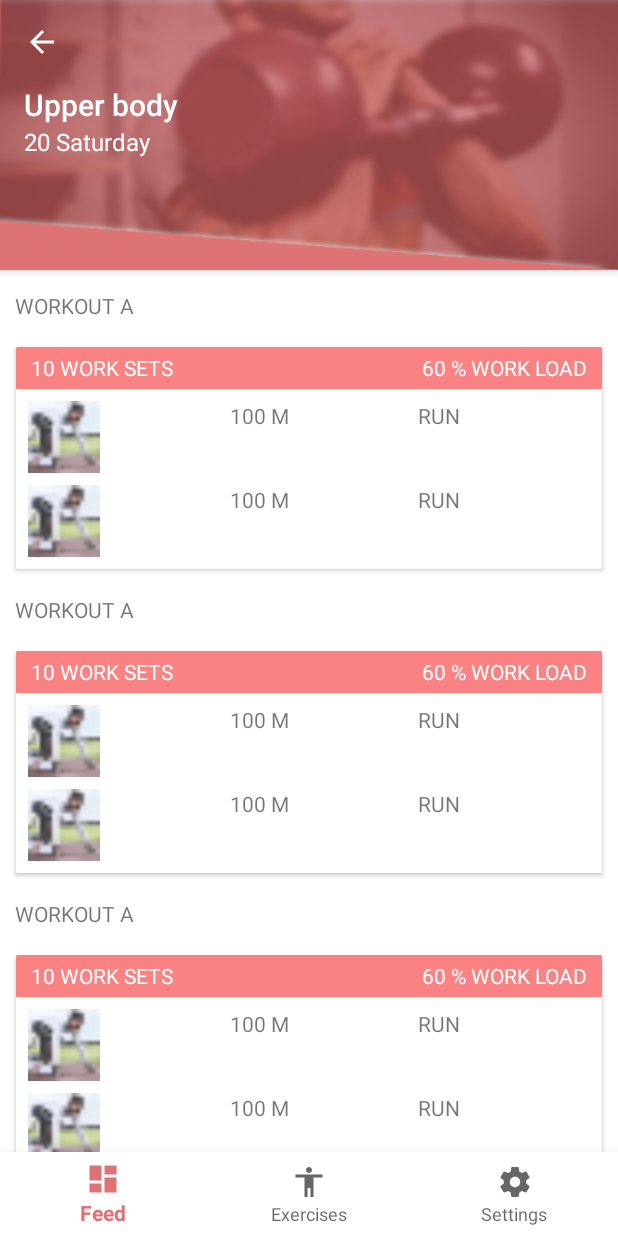
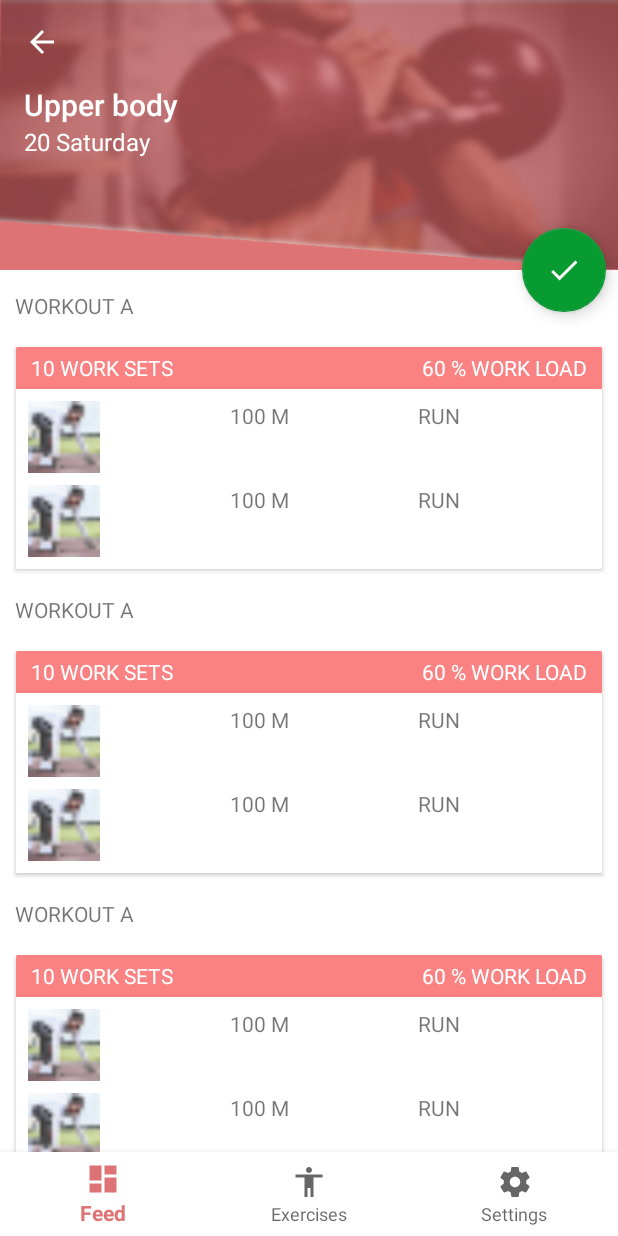
Before and after one commit to Virtual-Athlete/MyFitness, an Android app: the fragment WorkoutDetailFragment placed in its activity, on a phone screen of 412 x 824 dp. Run offline under Robolectric (Android 15) with nearby library versions, the phone set to English and light mode, and no system bars; our stand-ins replace Dagger/Hilt's generated code; 1 statement that could not run was skipped.

Commit message:
WIP collapsing header

```diff
--- /dev/null
+++ b/app/src/main/res/drawable/ic_check_black_24dp.xml
@@ -0,0 +1,9 @@
+<vector xmlns:android="http://schemas.android.com/apk/res/android"
+        android:width="24dp"
+        android:height="24dp"
+        android:viewportWidth="24.0"
+        android:viewportHeight="24.0">
+    <path
+        android:fillColor="#FFF"
+        android:pathData="M9,16.17L4.83,12l-1.42,1.41L9,19 21,7l-1.41,-1.41z"/>
+</vector>
--- a/app/src/main/res/layout/fragment_detail_workout.xml
+++ b/app/src/main/res/layout/fragment_detail_workout.xml
@@ -8,16 +8,28 @@
 
     <android.support.constraint.ConstraintLayout
         android:layout_width="match_parent"
-        android:layout_height="match_parent">
+        android:layout_height="match_parent"
+        android:fitsSystemWindows="true">
 
         <android.support.design.widget.AppBarLayout
             android:id="@+id/app_bar_layout"
-            android:layout_width="match_parent"
+            android:layout_width="0dp"
             android:layout_height="wrap_content"
             app:layout_constraintTop_toTopOf="parent"
             app:layout_constraintBottom_toTopOf="@+id/list_workout_sets_recycler_view"
             app:layout_constraintLeft_toLeftOf="parent"
-            app:layout_constraintRight_toRightOf="parent">
+            app:layout_constraintRight_toRightOf="parent"
+            android:fitsSystemWindows="true">
+
+            <android.support.design.widget.CollapsingToolbarLayout
+                android:id="@+id/collapsing_toolbar"
+                android:layout_width="match_parent"
+                android:layout_height="wrap_content"
+                app:layout_scrollFlags="scroll|exitUntilCollapsed|enterAlwaysCollapsed"
+                app:contentScrim="?attr/colorPrimary"
+                app:expandedTitleMarginStart="48dp"
+                app:expandedTitleMarginEnd="64dp"
+                android:fitsSystemWindows="true">
 
                 <android.support.constraint.ConstraintLayout
                     android:layout_width="match_parent"
@@ -29,6 +41,9 @@
                         android:layout_height="180dp"
                         android:scaleType="fitXY"
                         android:src="@mipmap/weightlifting_type"
+                        android:fitsSystemWindows="true"
+                        app:layout_collapseMode="parallax"
+                        app:layout_scrollFlags="scroll|enterAlways|enterAlwaysCollapsed"
                         app:layout_constraintLeft_toLeftOf="parent"
                         app:layout_constraintRight_toRightOf="parent"
                         app:layout_constraintTop_toTopOf="parent" />
@@ -37,6 +52,7 @@
                         android:id="@+id/toolbar"
                         android:layout_width="0dp"
                         android:layout_height="?attr/actionBarSize"
+                        app:layout_collapseMode="pin"
                         app:layout_constraintBottom_toTopOf="@+id/textView"
                         app:layout_constraintLeft_toLeftOf="parent"
                         app:layout_constraintRight_toRightOf="parent"
@@ -67,6 +83,8 @@
                         app:layout_constraintStart_toStartOf="parent"
                         app:layout_constraintTop_toBottomOf="@+id/textView" />
                 </android.support.constraint.ConstraintLayout>
+
+            </android.support.design.widget.CollapsingToolbarLayout>
         </android.support.design.widget.AppBarLayout>
 
         <android.support.v7.widget.RecyclerView
@@ -75,10 +93,25 @@
             android:layout_height="0dp"
             android:layout_marginStart="8dp"
             android:layout_marginEnd="8dp"
+            android:nestedScrollingEnabled="false"
+            app:layout_behavior="@string/appbar_scrolling_view_behavior"
             app:layout_constraintTop_toBottomOf="@+id/app_bar_layout"
             app:layout_constraintBottom_toBottomOf="parent"
             app:layout_constraintLeft_toLeftOf="parent"
             app:layout_constraintRight_toRightOf="parent"
             tools:listitem="@layout/list_item_workout_set" />
     </android.support.constraint.ConstraintLayout>
+
+    <android.support.design.widget.FloatingActionButton
+        android:id="@+id/floating_action_button"
+        android:layout_width="56dp"
+        android:layout_height="56dp"
+        android:layout_marginEnd="8dp"
+        android:clickable="true"
+        android:focusable="true"
+        android:src="@drawable/ic_check_black_24dp"
+        app:backgroundTint="@color/colorAccent"
+        app:layout_anchor="@+id/app_bar_layout"
+        app:layout_anchorGravity="bottom|end"/>
+
 </android.support.design.widget.CoordinatorLayout>
--- a/app/src/main/res/values/styles.xml
+++ b/app/src/main/res/values/styles.xml
@@ -7,7 +7,7 @@
         <item name="colorPrimaryDark">@color/colorPrimaryDark</item>
         <item name="colorAccent">@color/colorAccent</item>
         <item name="colorControlNormal">@android:color/white</item>
-        <item name="android:windowTranslucentStatus">true</item>
+        <item name="android:statusBarColor">@android:color/transparent</item>
         <item name="android:windowBackground">@android:color/white</item>
     </style>
 
```
Lines whose indentation alone changed are shown as unchanged.
